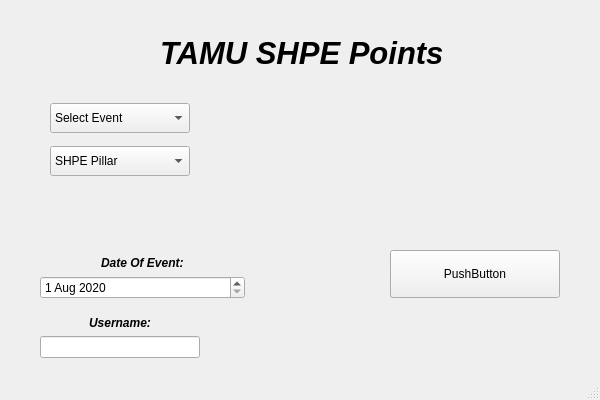
Old version of the form shpePoints/mainmenu.ui in the repository luisegarduno/SHPEpoints.
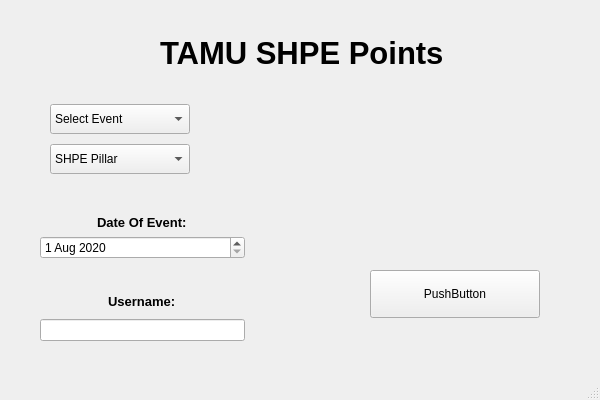
New version of the form.

Commit message: Created General Meeting Gui with buttons and labels that allow user to input the name of the sponsor as well as select the General Meeting file as well as the latest point sheet file. A next button was placed to allow for future developement in linking different interfaces.

Patch:
```diff
--- a/shpePoints/mainmenu.ui
+++ b/shpePoints/mainmenu.ui
@@ -51,7 +51,7 @@
      <font>
       <pointsize>23</pointsize>
       <weight>75</weight>
-      <italic>true</italic>
+      <italic>false</italic>
       <bold>true</bold>
       <underline>false</underline>
      </font>
@@ -72,7 +72,7 @@
     <layout class="QVBoxLayout" name="verticalLayout">
      <item>
       <layout class="QVBoxLayout" name="verticalLayout_2">
-       <item alignment="Qt::AlignHCenter|Qt::AlignVCenter">
+       <item alignment="Qt::AlignHCenter">
         <widget class="QComboBox" name="eventSelection_comboBox">
          <property name="minimumSize">
           <size>
@@ -154,7 +154,7 @@
       <layout class="QHBoxLayout" name="horizontalLayout">
        <item>
         <layout class="QHBoxLayout" name="horizontalLayout_2">
-         <item alignment="Qt::AlignHCenter|Qt::AlignVCenter">
+         <item>
           <widget class="QComboBox" name="shpePillar_comboBox">
            <property name="minimumSize">
             <size>
@@ -210,9 +210,9 @@
     <property name="geometry">
      <rect>
       <x>40</x>
-      <y>200</y>
+      <y>180</y>
       <width>205</width>
-      <height>99</height>
+      <height>161</height>
      </rect>
     </property>
     <layout class="QVBoxLayout" name="verticalLayout_3">
@@ -222,8 +222,9 @@
         <widget class="QLabel" name="date_Label">
          <property name="font">
           <font>
+           <pointsize>10</pointsize>
            <weight>75</weight>
-           <italic>true</italic>
+           <italic>false</italic>
            <bold>true</bold>
           </font>
          </property>
@@ -232,15 +233,9 @@
          </property>
         </widget>
        </item>
-      </layout>
-     </item>
-     <item>
-      <layout class="QVBoxLayout" name="verticalLayout_4">
-       <item>
-        <layout class="QVBoxLayout" name="verticalLayout_5">
          <item>
           <layout class="QHBoxLayout" name="horizontalLayout_3">
-           <item>
+         <item alignment="Qt::AlignTop">
             <widget class="QDateEdit" name="dateInput_Edit">
              <property name="dateTime">
               <datetime>
@@ -256,6 +251,26 @@
            </item>
           </layout>
          </item>
+       <item>
+        <layout class="QVBoxLayout" name="verticalLayout_9">
+         <item alignment="Qt::AlignHCenter|Qt::AlignVCenter">
+          <widget class="QLabel" name="user_label">
+           <property name="font">
+            <font>
+             <pointsize>10</pointsize>
+             <weight>75</weight>
+             <italic>false</italic>
+             <bold>true</bold>
+            </font>
+           </property>
+           <property name="text">
+            <string>Username:</string>
+           </property>
+          </widget>
+         </item>
+         <item>
+          <widget class="QLineEdit" name="lineEdit"/>
+         </item>
         </layout>
        </item>
       </layout>
@@ -288,48 +303,11 @@
      <string/>
     </property>
    </widget>
-   <widget class="QWidget" name="verticalLayoutWidget_7">
-    <property name="geometry">
-     <rect>
-      <x>40</x>
-      <y>270</y>
-      <width>160</width>
-      <height>88</height>
-     </rect>
-    </property>
-    <layout class="QVBoxLayout" name="verticalLayout_7">
-     <item>
-      <layout class="QVBoxLayout" name="verticalLayout_8">
-       <item>
-        <layout class="QVBoxLayout" name="verticalLayout_9">
-         <item alignment="Qt::AlignHCenter|Qt::AlignBottom">
-          <widget class="QLabel" name="user_label">
-           <property name="font">
-            <font>
-             <weight>75</weight>
-             <italic>true</italic>
-             <bold>true</bold>
-            </font>
-           </property>
-           <property name="text">
-            <string>Username:</string>
-           </property>
-          </widget>
-         </item>
-         <item>
-          <widget class="QLineEdit" name="lineEdit"/>
-         </item>
-        </layout>
-       </item>
-      </layout>
-     </item>
-    </layout>
-   </widget>
    <widget class="QPushButton" name="pushButton">
     <property name="geometry">
      <rect>
-      <x>390</x>
-      <y>250</y>
+      <x>370</x>
+      <y>270</y>
       <width>170</width>
       <height>48</height>
      </rect>
```
Left out of the diff: 3 changed lines with no effect on the pictures. Lines whose indentation alone changed are shown as unchanged. The commit also changes 6 other files.
